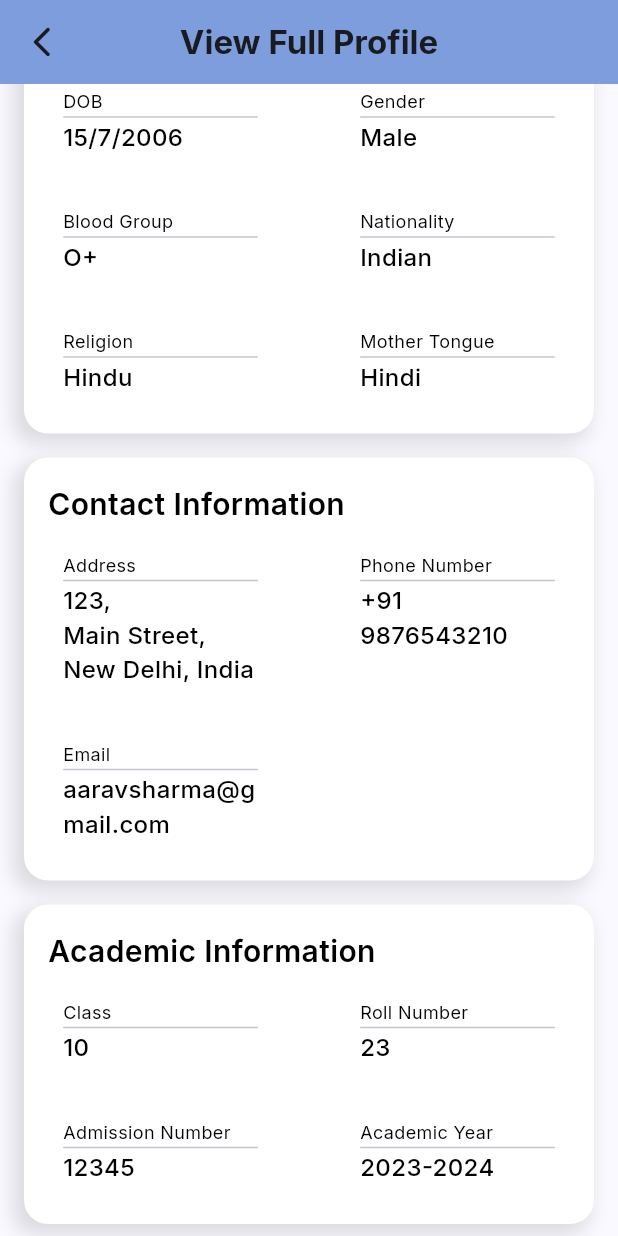
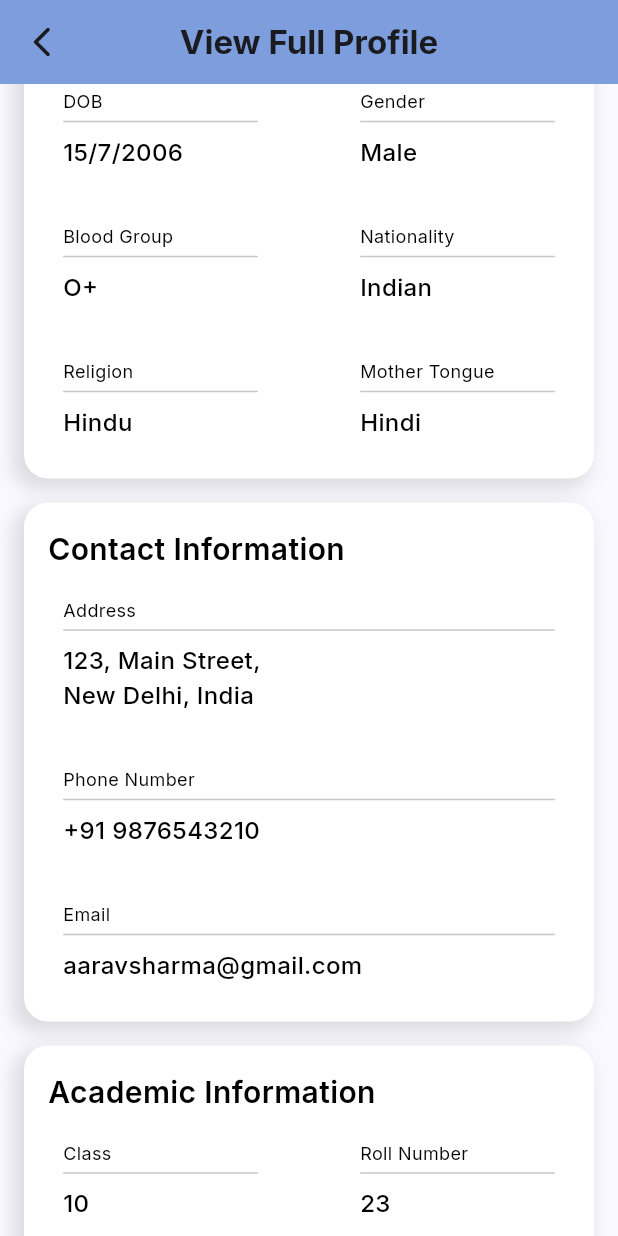
Before and after one commit to TawfeeqRifat/Student-App, a Flutter app: the ViewProfilePage screen opened directly with empty values, scrolled down 377 dp, on a phone screen of 412 x 824 dp. Run offline on Flutter 3.47's test engine with Material 3 defaults, Android fonts, the phone set to English and light mode, and no system bars; our stand-ins replace device_preview, get, google_fonts; network calls fail.

Commit message:
Design Changes

```diff
--- a/lib/Pages/view_profile_page.dart
+++ b/lib/Pages/view_profile_page.dart
@@ -99,32 +99,59 @@ class _ViewProfilePageState extends State<ViewProfilePage> {
               InfoBox(
                 title: "Personal Information",
                 children: [
-                  InfoContainer(title: "DOB", value: "15/7/2006"),
-                  InfoContainer(title: "Gender", value: "Male"),
-                  InfoContainer(title: "Blood Group", value: "O+"),
-                  InfoContainer(title: "Nationality", value: "Indian"),
-                  InfoContainer(title: "Religion", value: "Hindu"),
-                  InfoContainer(title: "Mother Tongue", value: "Hindi")
+                  Row(
+                    mainAxisAlignment: MainAxisAlignment.spaceBetween,
+                    children: [
+                      InfoContainer(title: "DOB", value: "15/7/2006",width: 150,),
+                      InfoContainer(title: "Gender", value: "Male",width: 150,),
+                    ],
+                  ),
+                  Row(
+                    mainAxisAlignment: MainAxisAlignment.spaceBetween,
+                    children: [
+                      InfoContainer(title: "Blood Group", value: "O+",width: 150,),
+                      InfoContainer(title: "Nationality", value: "Indian",width: 150,),
+                    ],
+                  ),
+                  Row(
+                    mainAxisAlignment: MainAxisAlignment.spaceBetween,
+                    children: [
+                      InfoContainer(title: "Religion", value: "Hindu",width: 150,),
+                      InfoContainer(title: "Mother Tongue", value: "Hindi",width: 150,)
+                    ],
+                  )
                 ]
               ),
               InfoBox(
                 title: "Contact Information",
                   children: [
-                    InfoContainer(title: "Address", value: "123,\nMain Street,\nNew Delhi, India"),
+                    InfoContainer(title: "Address", value: "123, Main Street,\nNew Delhi, India"),
                     InfoContainer(title: "Phone Number", value: "+91 9876543210"),
                     InfoContainer(title: "Email", value: "aaravsharma@gmail.com")
                   ]
               ),
               InfoBox(
-                  title: "Academic Information",
-                  children: [
-                    InfoContainer(title: "Class", value: "10"),
-                    InfoContainer(title: "Roll Number", value: "23"),
-                    InfoContainer(title: "Admission Number", value: "12345"),
-                    InfoContainer(title: "Academic Year", value: "2023-2024")
-                  ]
+                title: "Academic Information",
+                children: [
+                  Row(
+                    mainAxisAlignment: MainAxisAlignment.spaceBetween,
+                    children: [
+                      InfoContainer(title: "Class", value: "10",width: 150,),
+                      InfoContainer(title: "Roll Number", value: "23",width: 150,),
+                    ],
+                  ),
+                  Row(
+                    mainAxisAlignment: MainAxisAlignment.spaceBetween,
+                    children: [
+                      InfoContainer(title: "Admission Number", value: "12345",width: 150,),
+                      InfoContainer(title: "Academic Year", value: "2023-2024",width: 150,)
+                    ],
+                  )
+                ]
               ),
-
+              SizedBox(
+                height: 32,
+              )
             ],
           ),
         ),
@@ -172,10 +199,9 @@ class InfoBox extends StatelessWidget {
                 ),
                 SizedBox(
                   width: double.infinity,
-                  child: Wrap(
-                    spacing: 8,
-                    runSpacing: 16,
-                    alignment: WrapAlignment.spaceBetween,
+                  child: Column(
+                    crossAxisAlignment: CrossAxisAlignment.start,
+                    spacing: 16,
                     children: children,
                   ),
                 )
@@ -191,12 +217,13 @@ class InfoBox extends StatelessWidget {
 class InfoContainer extends StatelessWidget {
   final String title;
   final String value;
-  const InfoContainer({super.key, required this.title, required this.value});
+  final double? width;
+  const InfoContainer({super.key, required this.title, required this.value, this.width});
 
   @override
   Widget build(BuildContext context) {
     return Container(
-        width: 150,
+        width: width,
         decoration: BoxDecoration(
             borderRadius: BorderRadius.circular(8),
             // color: AppThemeColor.withValues(alpha: 0.1)
@@ -211,14 +238,16 @@ class InfoContainer extends StatelessWidget {
               Text(
                 title,
                 style: TextStyle(
-                    fontWeight: FontWeight.w400,
-                    fontSize: 12
+                  fontWeight: FontWeight.w400,
+                  fontSize: 12,
                 ),
               ),
               Divider(
-                height: 4,
-                radius: BorderRadiusGeometry.circular(8),
+                  height: 10,
+                  // endIndent: 10,
+                  radius: BorderRadiusGeometry.circular(8),
               ),
+              SizedBox(height: 4,),
               Text(
                 value,
                 style: TextStyle(
```
Also changed, not shown: 1 other file.
